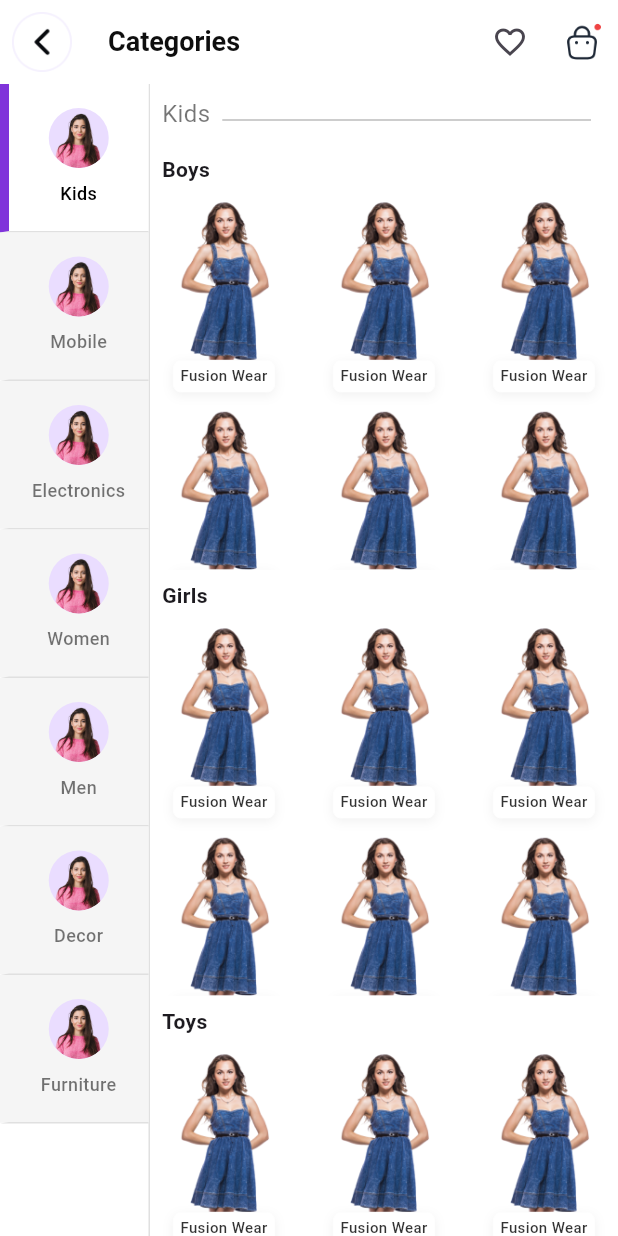
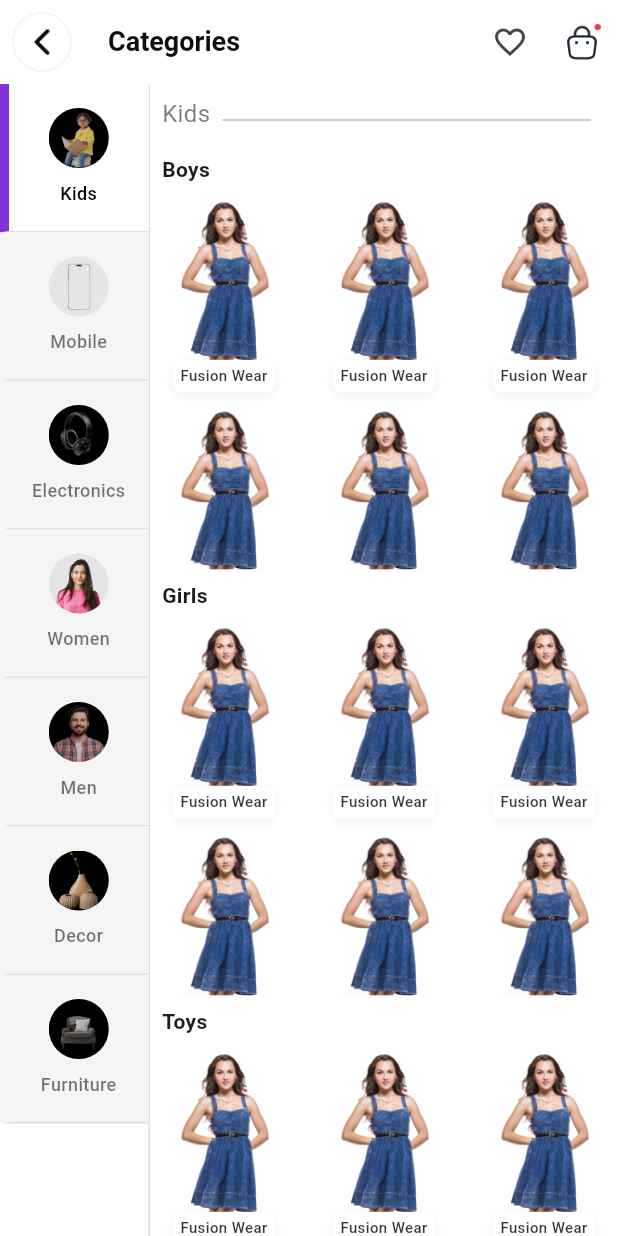
Before and after one commit to jnvshubham7/Category-Selector, a Flutter app: the screen it shows after launch, on a phone screen of 412 x 824 dp. Run offline on Flutter 3.47's test engine with Material 3 defaults, Android fonts, the phone set to English and light mode, and no system bars; Roboto replaces fonts that are missing (Manrope).

Commit message:
icon add

```diff
--- a/lib/main.dart
+++ b/lib/main.dart
@@ -28,15 +28,18 @@ class _CategorySelectorState extends State<CategorySelector> {
   final List<Map<String, dynamic>> categorizedItems = [
     {
       "category": "Kids",
-      "subcategories": ["Boys", "Girls", "Toys", "Clothing"]
+      "subcategories": ["Boys", "Girls", "Toys", "Clothing"],
+      "icon": "assets/kids.png",
     },
     {
       "category": "Mobile",
-      "subcategories": ["Smartphones", "Accessories", "Tablets"]
+      "subcategories": ["Smartphones", "Accessories", "Tablets"],
+      "icon": "assets/phone.png",
     },
     {
       "category": "Electronics",
-      "subcategories": ["Laptops", "Cameras", "Accessories"]
+      "subcategories": ["Laptops", "Cameras", "Accessories"],
+      "icon": "assets/headphone.png",
     },
     {
       "category": "Women",
@@ -45,19 +48,23 @@ class _CategorySelectorState extends State<CategorySelector> {
         "Lower wear",
         "Beauty Product",
         "Inner wear"
-      ]
+      ],
+      "icon": "assets/icon.png",
     },
     {
       "category": "Men",
-      "subcategories": ["Shirts", "Pants", "Accessories"]
+      "subcategories": ["Shirts", "Pants", "Accessories"],
+      "icon": "assets/men.png",
     },
     {
       "category": "Decor",
-      "subcategories": ["Wall Art", "Lighting", "Furniture"]
+      "subcategories": ["Wall Art", "Lighting", "Furniture"],
+      "icon": "assets/decor.png",
     },
     {
       "category": "Furniture",
-      "subcategories": ["Sofas", "Tables", "Chairs"]
+      "subcategories": ["Sofas", "Tables", "Chairs"],
+      "icon": "assets/furniture.png",
     },
   ];
 
@@ -143,8 +150,15 @@ class _CategorySelectorState extends State<CategorySelector> {
                       child: Column(
                         children: [
                           CircleAvatar(
-                            backgroundImage: AssetImage('assets/icon.png'),
-                          ),
+                            backgroundColor: Color(0xFFE5E5E5),
+                            backgroundImage: AssetImage(
+
+                                // 'assets/kids.png',
+                                categorizedItems[index]["icon"]),
+
+
+                            ),
+
                           SizedBox(height: 8),
                           Text(
                             categorizedItems[index]["category"],
```
Also changed, not shown: pubspec.yaml (+10 -3 lines), assets/decor.png (added), assets/furniture.png (added), assets/headphone.png (added), assets/kids.png (added), assets/men.png (added), assets/phone.png (added).
